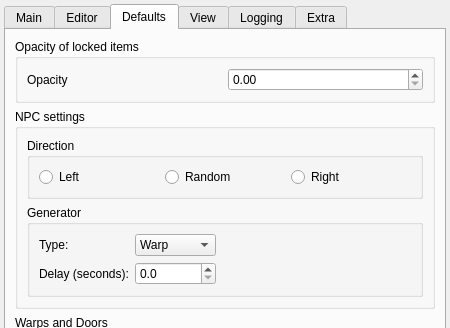
Old version of the form Editor/main_window/tools/app_settings.ui in the repository WohlSoft/Moondust-Project; both pictures show x 0 to 450 and y 0 to 328 of the 450 by 655 pixel window.
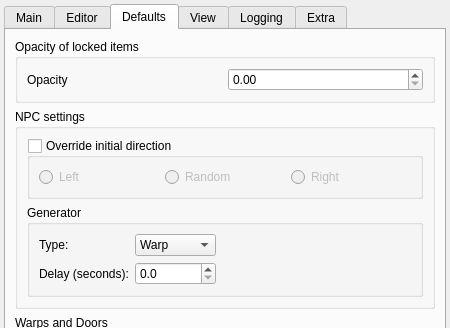
New version of the form. The open tabs and pages were chosen to show the change. Icons and pictures are not drawn.

Commit message: Editor: Fixed "default NPC Direction" option

```diff
--- a/Editor/main_window/tools/app_settings.ui
+++ b/Editor/main_window/tools/app_settings.ui
@@ -702,11 +702,17 @@
           <item row="1" column="0">
            <widget class="QGroupBox" name="directionGrp">
             <property name="title">
-             <string>Direction</string>
+             <string>Override initial direction</string>
             </property>
             <property name="flat">
              <bool>false</bool>
             </property>
+            <property name="checkable">
+             <bool>true</bool>
+            </property>
+            <property name="checked">
+             <bool>false</bool>
+            </property>
             <layout class="QHBoxLayout" name="horizontalLayout_2">
              <property name="sizeConstraint">
               <enum>QLayout::SetMinimumSize</enum>
```
Left out of the diff: 5 changed lines with no effect on the pictures. The commit also changes 6 other files.
